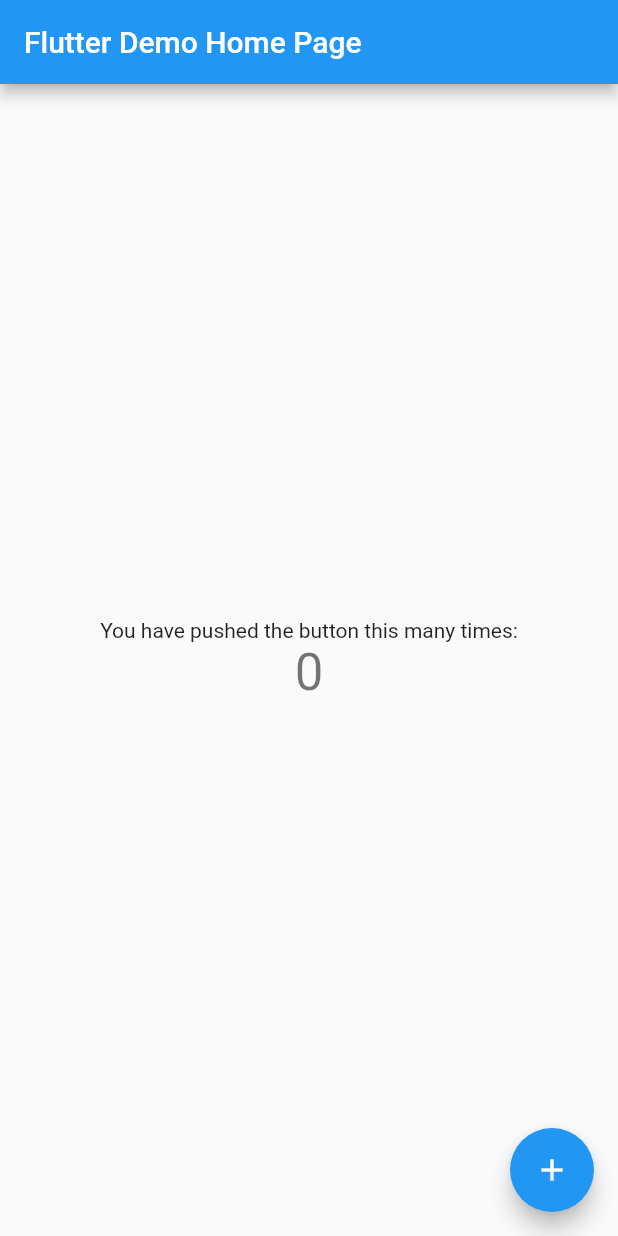
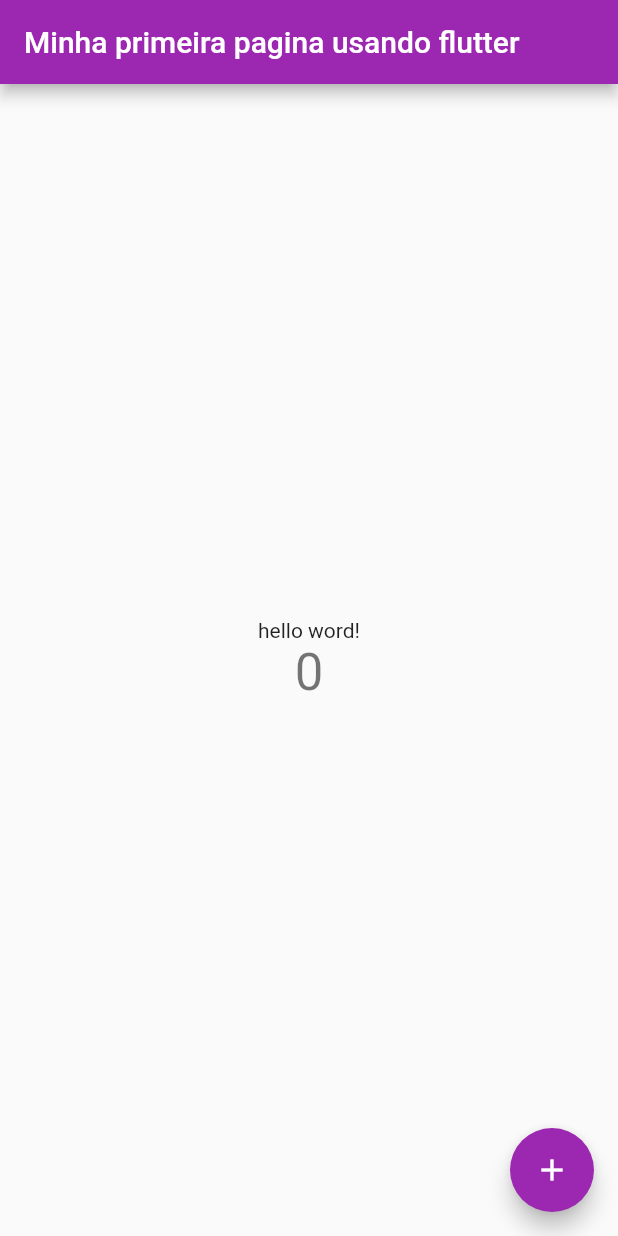
Before and after one commit to karinefes/primeiroApp, a Flutter app: the screen it shows after launch, on a phone screen of 412 x 824 dp. Run offline on Flutter 3.47's test engine with Material 2 defaults, Android fonts, the phone set to English and light mode, and no system bars.

Commit message:
commit final

```diff
--- a/lib/main.dart
+++ b/lib/main.dart
@@ -22,9 +22,9 @@ class MyApp extends StatelessWidget {
         // or simply save your changes to "hot reload" in a Flutter IDE).
         // Notice that the counter didn't reset back to zero; the application
         // is not restarted.
-        primarySwatch: Colors.blue,
+        primarySwatch: Colors.purple,
       ),
-      home: const MyHomePage(title: 'Flutter Demo Home Page'),
+      home: const MyHomePage(title: 'Minha primeira pagina usando flutter'),
     );
   }
 }
@@ -94,9 +94,10 @@ class _MyHomePageState extends State<MyHomePage> {
           // axis because Columns are vertical (the cross axis would be
           // horizontal).
           mainAxisAlignment: MainAxisAlignment.center,
+          color: Color.red,
           children: <Widget>[
             const Text(
-              'You have pushed the button this many times:',
+              'hello word!',
             ),
             Text(
               '$_counter',
```
